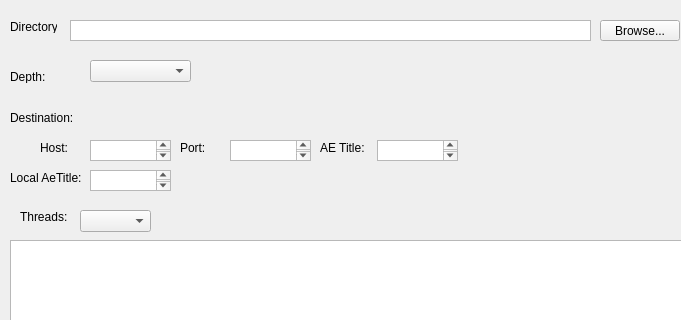
This is Tools/SendDicomSCU/mainwindow.ui in zyq1569/HealthApp as Qt 5 draws it before an edit; both pictures show x 0 to 681 and y 0 to 320 of the 800 by 600 pixel window. The edited form follows.
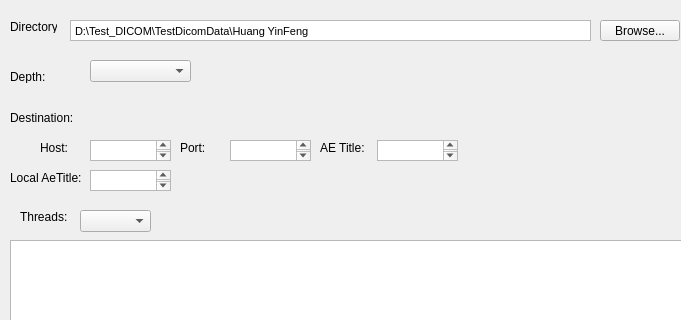
This is the edited form.

```diff
--- a/Tools/SendDicomSCU/mainwindow.ui
+++ b/Tools/SendDicomSCU/mainwindow.ui
@@ -297,6 +297,13 @@
     <property name="lineWrapMode">
      <enum>QTextEdit::NoWrap</enum>
     </property>
+    <property name="html">
+     <string>&lt;!DOCTYPE HTML PUBLIC &quot;-//W3C//DTD HTML 4.0//EN&quot; &quot;http://www.w3.org/TR/REC-html40/strict.dtd&quot;&gt;
+&lt;html&gt;&lt;head&gt;&lt;meta name=&quot;qrichtext&quot; content=&quot;1&quot; /&gt;&lt;style type=&quot;text/css&quot;&gt;
+p, li { white-space: pre-wrap; }
+&lt;/style&gt;&lt;/head&gt;&lt;body style=&quot; font-family:'MS Shell Dlg 2'; font-size:8.25pt; font-weight:400; font-style:normal;&quot;&gt;
+&lt;p style=&quot; margin-top:0px; margin-bottom:0px; margin-left:0px; margin-right:0px; -qt-block-indent:0; text-indent:0px;&quot;&gt;D:\Test_DICOM\TestDicomData\Huang YinFeng&lt;/p&gt;&lt;/body&gt;&lt;/html&gt;</string>
+    </property>
    </widget>
   </widget>
   <widget class="QMenuBar" name="menubar">
```
